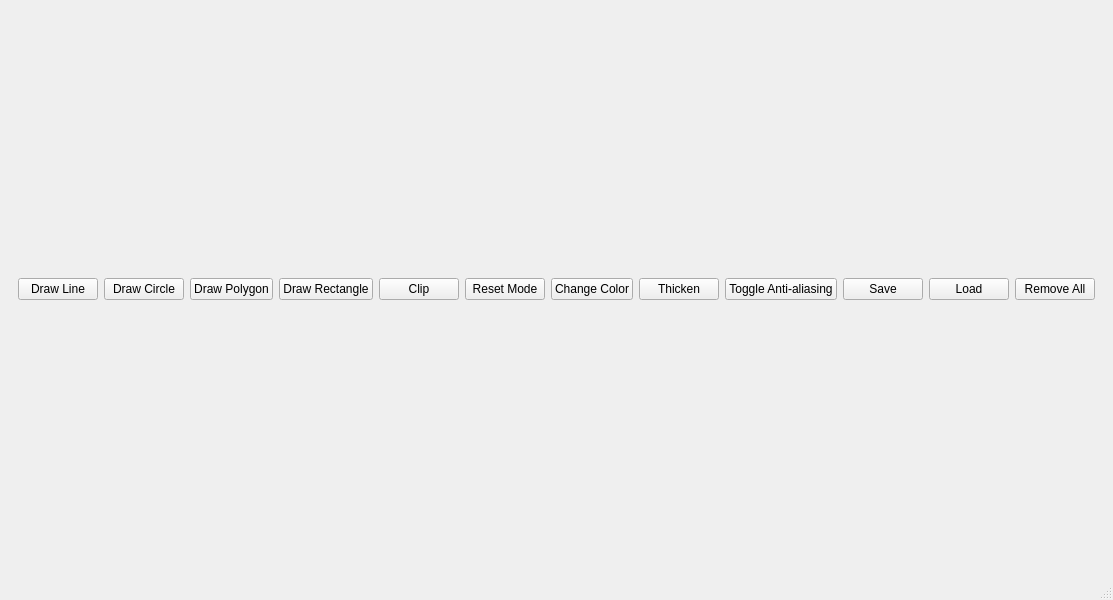
This is mainwindow.ui in matined/qt-paint as Qt 5 draws it before an edit. The edited form follows.
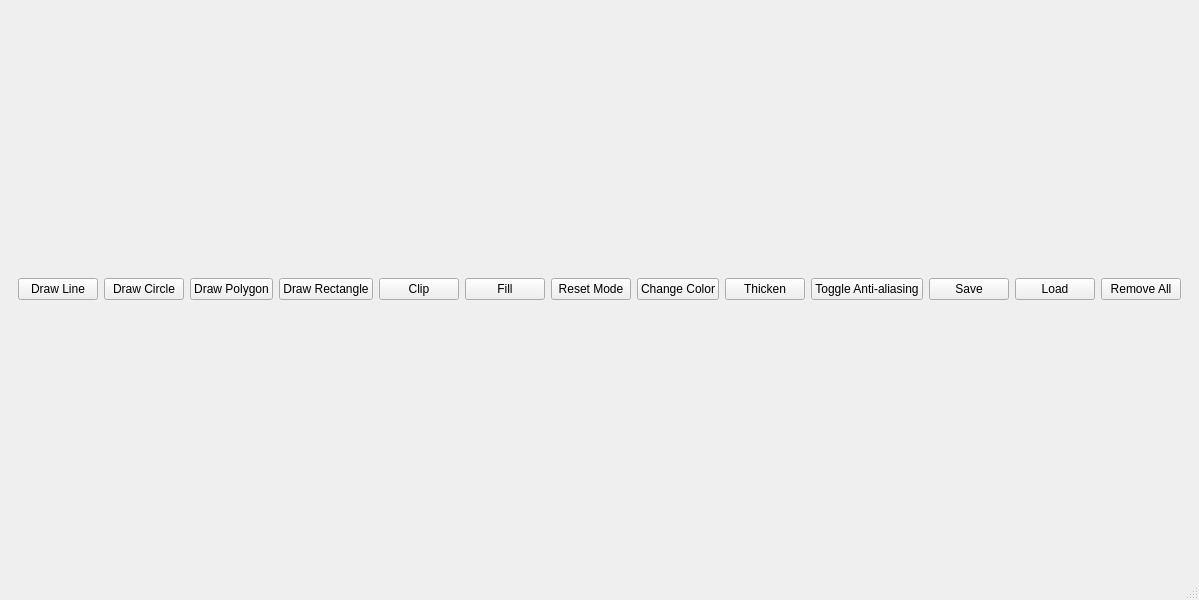
This is the edited form.

Diff of the .ui file:
```diff
--- a/mainwindow.ui
+++ b/mainwindow.ui
@@ -53,6 +53,13 @@
          </property>
         </widget>
        </item>
+       <item>
+        <widget class="QPushButton" name="btnFill">
+         <property name="text">
+          <string>Fill</string>
+         </property>
+        </widget>
+       </item>
        <item>
         <spacer name="horizontalSpacer">
          <property name="orientation">
```
